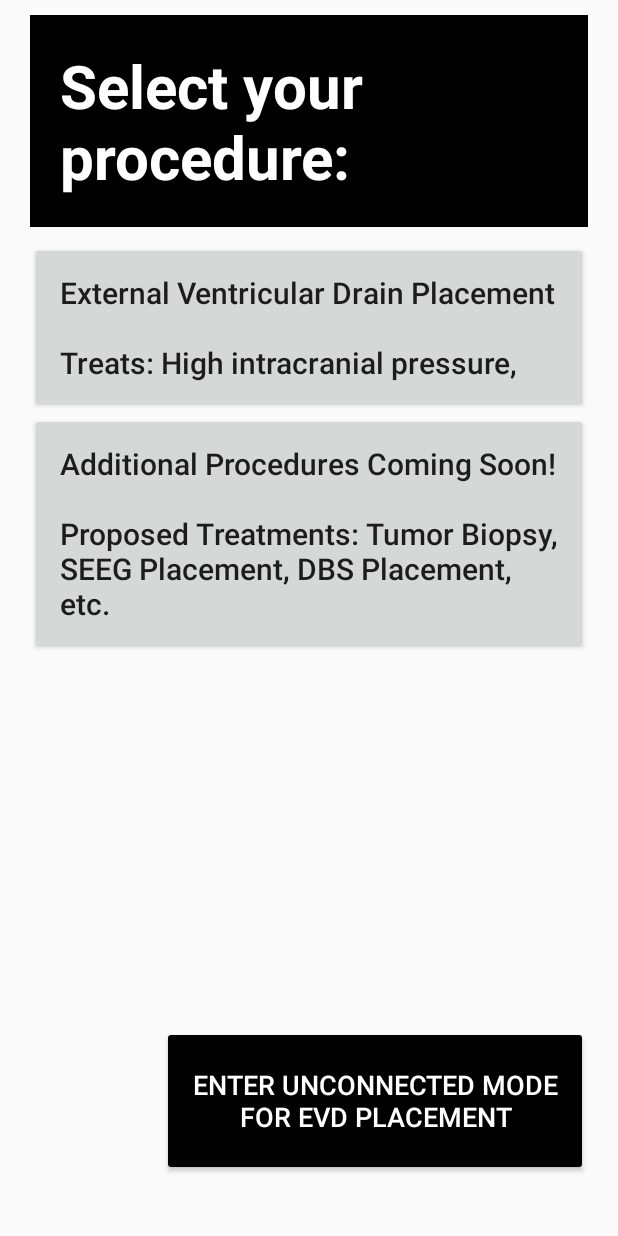
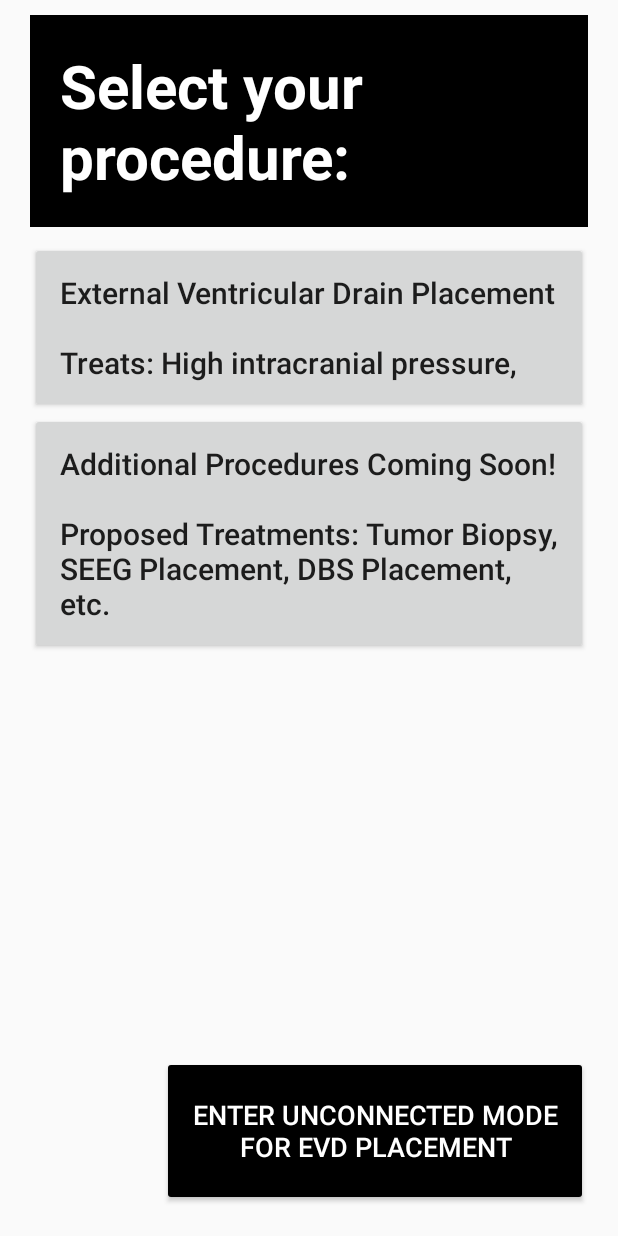
Before and after one commit to jacobs10482/ATLAS-UI, an Android app: the screen it shows after launch (MainActivity), on a phone screen of 412 x 824 dp. Run offline under Robolectric (Android 15) with nearby library versions, the phone set to English and light mode, and no system bars; libraries missing offline, so code that uses them is left out: org.zeromq.

Commit message:
Minor text revisions

```diff
--- a/app/src/main/java/com/example/atlasinstructionsskeleton/MainActivity.java
+++ b/app/src/main/java/com/example/atlasinstructionsskeleton/MainActivity.java
@@ -88,6 +88,27 @@ public class MainActivity extends AppCompatActivity {
     // App state
     private boolean isUnconnectedMode = false;
 
+    private void hideSystemUI() {
+        // Enables regular immersive mode.
+        // For "lean back" mode, remove SYSTEM_UI_FLAG_IMMERSIVE.
+        View decorView = getWindow().getDecorView();
+        decorView.setSystemUiVisibility(
+                View.SYSTEM_UI_FLAG_IMMERSIVE
+                        | View.SYSTEM_UI_FLAG_LAYOUT_STABLE
+                        | View.SYSTEM_UI_FLAG_LAYOUT_HIDE_NAVIGATION
+                        | View.SYSTEM_UI_FLAG_LAYOUT_FULLSCREEN
+                        | View.SYSTEM_UI_FLAG_HIDE_NAVIGATION
+                        | View.SYSTEM_UI_FLAG_FULLSCREEN);
+    }
+
+    @Override
+    public void onWindowFocusChanged(boolean hasFocus) {
+        super.onWindowFocusChanged(hasFocus);
+        if (hasFocus) {
+            hideSystemUI();
+        }
+    }
+
     public class WebAppInterface {
         private static final String TAG = "WebAppInterface";
         private MainActivity mainActivity;
@@ -156,6 +177,8 @@ public class MainActivity extends AppCompatActivity {
             v.setPadding(systemBars.left, systemBars.top, systemBars.right, systemBars.bottom);
             return insets;
         });
+
+        hideSystemUI();
 
     }
 
--- a/app/src/main/res/layout/activity_main.xml
+++ b/app/src/main/res/layout/activity_main.xml
@@ -243,7 +243,7 @@
                         android:layout_marginLeft="20dp"
                         android:layout_weight="1"
                         android:text="EXIT OPERATION"
-                        android:textSize="35dp"
+                        android:textSize="32dp"
                         android:visibility="gone"
                         />
                 </LinearLayout>
--- a/app/src/main/res/layout/pick_procedure_main.xml
+++ b/app/src/main/res/layout/pick_procedure_main.xml
@@ -95,6 +95,6 @@
         app:layout_constraintEnd_toEndOf="parent"
         android:padding="20dp"
         android:layout_marginRight="20dp"
-        android:layout_marginBottom="40dp" />
+        android:layout_marginBottom="20dp" />
 
 </androidx.constraintlayout.widget.ConstraintLayout>
--- a/app/src/main/res/layout/video_main.xml
+++ b/app/src/main/res/layout/video_main.xml
@@ -76,6 +76,6 @@
         app:layout_constraintEnd_toEndOf="parent"
         android:padding="20dp"
         android:layout_marginRight="20dp"
-        android:layout_marginBottom="50dp" />
+        android:layout_marginBottom="20dp" />
 
 </androidx.constraintlayout.widget.ConstraintLayout>
--- a/app/src/main/res/values/themes.xml
+++ b/app/src/main/res/values/themes.xml
@@ -1,7 +1,7 @@
 <resources xmlns:tools="http://schemas.android.com/tools">
     <!-- Base application theme. -->
     <style name="Base.Theme.ATLASInstructionsSkeleton" parent="Theme.AppCompat.Light.NoActionBar">
-        <!-- Customize your light theme here. -->
+        <item name="android:windowFullscreen">true</item>
     </style>
 
     <style name="Theme.ATLASInstructionsSkeleton" parent="Base.Theme.ATLASInstructionsSkeleton" />
```
